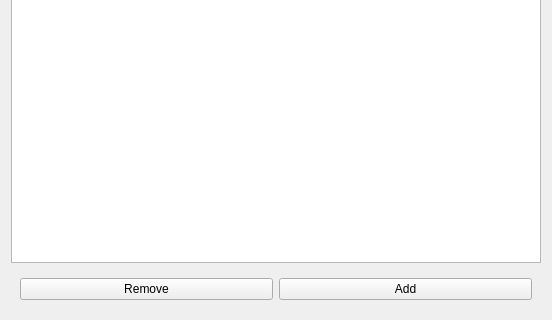
Before: the Qt Designer form src/Mod/Path/Gui/Resources/panels/PropertyBag.ui in southseact-3d/fcd, drawn with Qt 5; both pictures show x 0 to 552 and y 331 to 651 of the 552 by 651 pixel window.
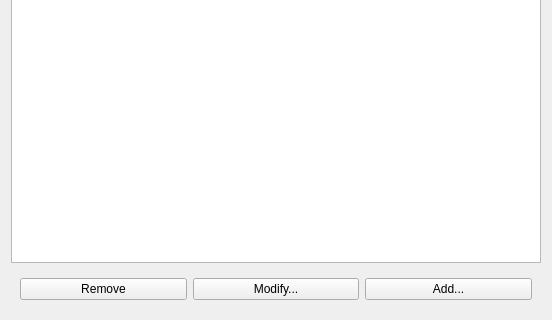
After: the same form once the commit is applied.

Commit message: Cleaned up property-bag task panel and added support for editing the definition.

What changed in the file:
```diff
--- a/src/Mod/Path/Gui/Resources/panels/PropertyBag.ui
+++ b/src/Mod/Path/Gui/Resources/panels/PropertyBag.ui
@@ -32,6 +32,12 @@
    </item>
    <item>
     <widget class="QWidget" name="widget" native="true">
+     <property name="sizePolicy">
+      <sizepolicy hsizetype="Preferred" vsizetype="Preferred">
+       <horstretch>0</horstretch>
+       <verstretch>0</verstretch>
+      </sizepolicy>
+     </property>
      <layout class="QHBoxLayout" name="horizontalLayout">
       <item>
        <widget class="QPushButton" name="remove">
@@ -40,10 +46,17 @@
         </property>
        </widget>
       </item>
+      <item>
+       <widget class="QPushButton" name="modify">
+        <property name="text">
+         <string>Modify...</string>
+        </property>
+       </widget>
+      </item>
       <item>
        <widget class="QPushButton" name="add">
         <property name="text">
-         <string>Add</string>
+         <string>Add...</string>
         </property>
        </widget>
       </item>
```
The commit also changes 3 other files.
